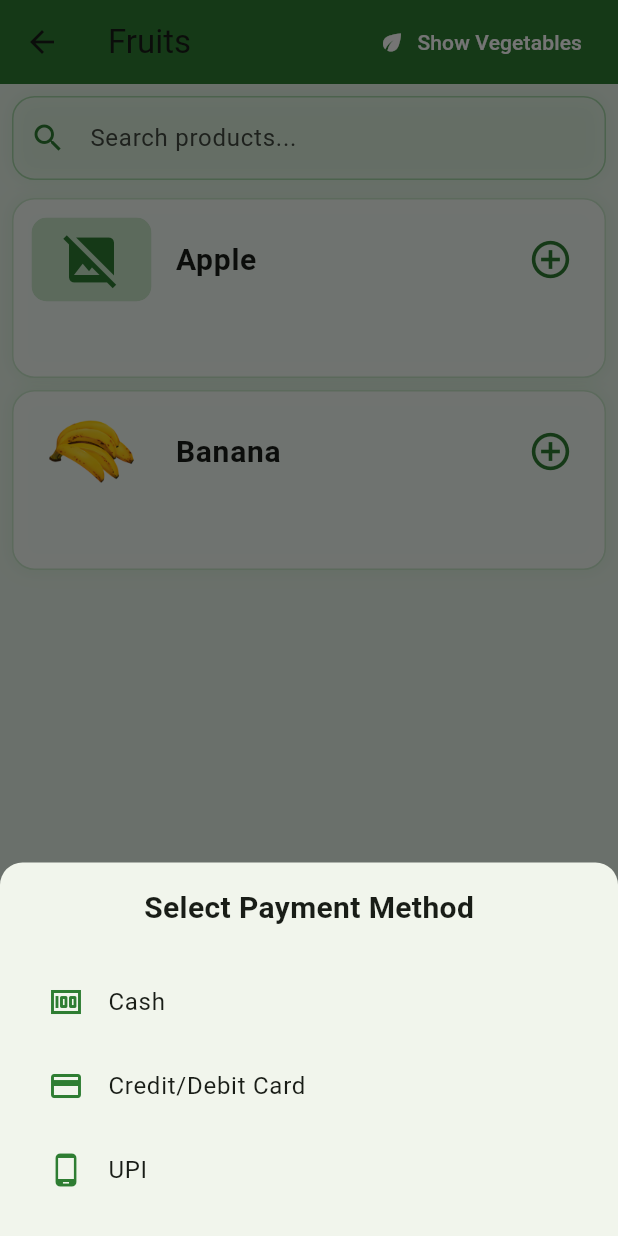
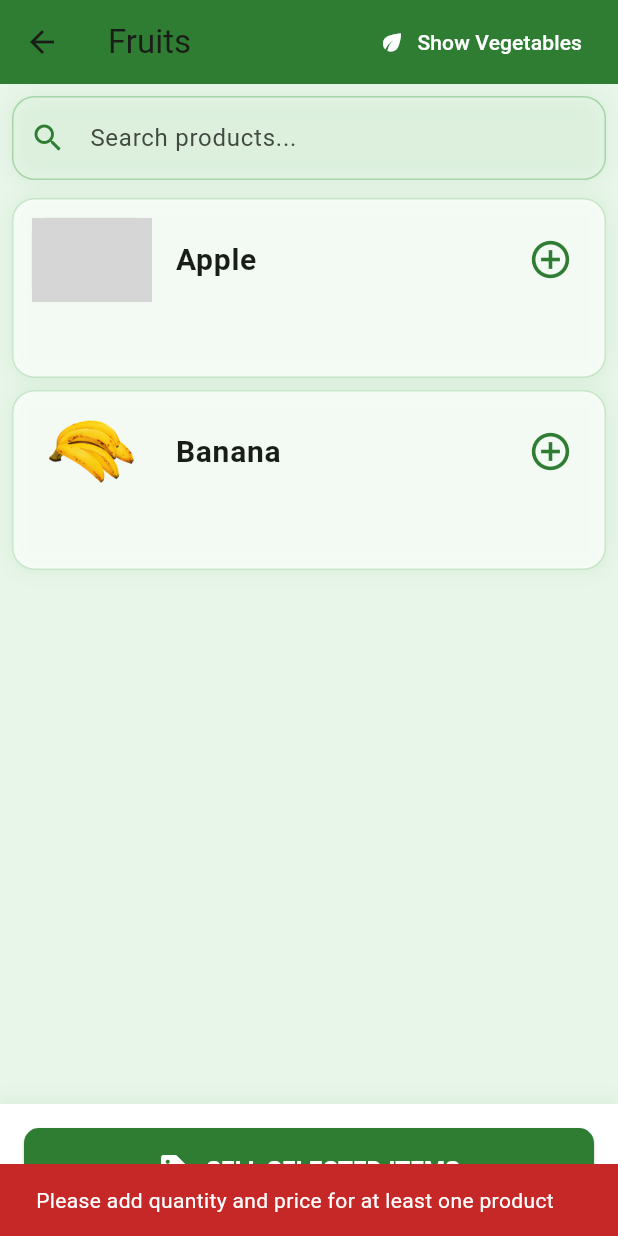
Before and after one commit to tanishq-2208/F2F_Test, a Flutter app: the ProductsScreen screen opened directly, after a tap on "SELL SELECTED ITEMS", on a phone screen of 412 x 824 dp. Run offline on Flutter 3.47's test engine with Material 3 defaults, Android fonts, the light colour scheme and no system bars; our stand-ins replace file_picker, firebase_auth, firebase_core, geolocator, shared_preferences, smooth_page_indicator and 1 more; accounts and stored records are empty; network calls fail; grey boxes are pictures that could not be loaded.

Commit message:
Explore screen (#11)
* changes

* added

```diff
--- a/f2f/lib/main.dart
+++ b/f2f/lib/main.dart
@@ -2,6 +2,7 @@ import 'package:f2f/screens/customer_home_screen.dart';
 import 'package:f2f/screens/farmer_login_screen.dart';
 import 'package:f2f/screens/home_screen.dart';
 import 'package:f2f/screens/my_orders_screen.dart';
+import 'package:f2f/screens/products_screen.dart';
 import 'package:f2f/screens/registration_screen.dart';
 import 'package:f2f/screens/upload_items_screen.dart';
 import 'package:f2f/screens/welcome_screen.dart';
@@ -12,6 +13,9 @@ import 'firebase_options.dart';
 import 'package:f2f/services/language_service.dart';
 import 'package:provider/provider.dart';
 import 'package:flutter_localizations/flutter_localizations.dart';
+
+
+
 
 Future<void> main() async {
   WidgetsFlutterBinding.ensureInitialized();
--- a/f2f/lib/screens/products_screen.dart
+++ b/f2f/lib/screens/products_screen.dart
@@ -30,7 +30,6 @@ class ProductsScreen extends StatefulWidget {
 
 class _ProductsScreenState extends State<ProductsScreen> {
   bool isVegetableSection = false;
-  String? selectedPaymentMethod;
 
   final List<Product> fruits = [
     Product(
@@ -251,7 +250,7 @@ class _ProductsScreenState extends State<ProductsScreen> {
             ),
             child: ElevatedButton.icon(
               onPressed: () {
-                _showPaymentMethodBottomSheet(context);
+                _processSale(context);
               },
               icon: const Icon(Icons.sell, size: 24),
               label: Text(
@@ -275,76 +274,7 @@ class _ProductsScreenState extends State<ProductsScreen> {
     );
   }
 
-  void _showPaymentMethodBottomSheet(BuildContext context) {
-    showModalBottomSheet(
-      context: context,
-      shape: const RoundedRectangleBorder(
-        borderRadius: BorderRadius.vertical(top: Radius.circular(15)),
-      ),
-      builder: (BuildContext context) {
-        return StatefulBuilder(
-          builder: (BuildContext context, StateSetter setModalState) {
-            return Container(
-              padding: const EdgeInsets.all(16.0),
-              child: Column(
-                mainAxisSize: MainAxisSize.min,
-                children: [
-                  Text(
-                    'Select Payment Method'.tr(context),
-                    style: const TextStyle(
-                      fontSize: 20,
-                      fontWeight: FontWeight.bold,
-                    ),
-                  ),
-                  const SizedBox(height: 20),
-                  ListTile(
-                    leading: Icon(Icons.money, color: Colors.green.shade800),
-                    title: Text('Cash'.tr(context)),
-                    onTap: () {
-                      setModalState(() {
-                        selectedPaymentMethod = 'Cash';
-                      });
-                      _processSale(context);
-                    },
-                  ),
-                  ListTile(
-                    leading: Icon(
-                      Icons.credit_card,
-                      color: Colors.green.shade800,
-                    ),
-                    title: Text('Credit/Debit Card'.tr(context)),
-                    onTap: () {
-                      setModalState(() {
-                        selectedPaymentMethod = 'Credit/Debit Card';
-                      });
-                      _processSale(context);
-                    },
-                  ),
-                  ListTile(
-                    leading: Icon(
-                      Icons.phone_android,
-                      color: Colors.green.shade800,
-                    ),
-                    title: Text('UPI'.tr(context)),
-                    onTap: () {
-                      setModalState(() {
-                        selectedPaymentMethod = 'UPI';
-                      });
-                      _processSale(context);
-                    },
-                  ),
-                ],
-              ),
-            );
-          },
-        );
-      },
-    );
-  }
-
   void _processSale(BuildContext context) {
-    Navigator.pop(context); // Close the payment method bottom sheet
-
     double totalAmount = 0;
     bool hasSelectedProducts = false;
 
@@ -359,8 +289,7 @@ class _ProductsScreenState extends State<ProductsScreen> {
       ScaffoldMessenger.of(context).showSnackBar(
         SnackBar(
           content: Text(
-            'Total Sale Amount: ₹$totalAmount - Payment Method: $selectedPaymentMethod'
-                .tr(context),
+            'Total Sale Amount: ₹$totalAmount '.tr(context),
             style: const TextStyle(color: Colors.white),
           ),
           backgroundColor: Colors.green.shade800,
@@ -489,7 +418,7 @@ class _ProductsScreenState extends State<ProductsScreen> {
                   TextField(
                     keyboardType: TextInputType.number,
                     decoration: InputDecoration(
-                      labelText: ('Price per ' + selectedUnit).tr(context),
+                      labelText: ('Price per $selectedUnit').tr(context),
                       border: const OutlineInputBorder(),
                     ),
                     onChanged: (value) {
--- a/f2f/pubspec.yaml
+++ b/f2f/pubspec.yaml
@@ -44,9 +44,11 @@ dependencies:
   multiselect_formfield: ^0.1.7
   carousel_slider: ^4.2.1
   smooth_page_indicator: ^1.1.0
+  video_player: ^2.7.0
   intl: 0.19.0
   firebase_data_connect: ^0.1.0
   firebase_core: ^3.12.1
+
 
 dev_dependencies:
   flutter_test:
@@ -74,7 +76,9 @@ flutter:
   assets:
 
     - assets/images/
+    - assets/videos/
     - assets/translations/
+
 
   # An image asset can refer to one or more resolution-specific "variants", see
   # https://flutter.dev/to/resolution-aware-images
```
Also changed, not shown: f2f/lib/screens/customer_home_screen.dart (+35 -17 lines), f2f/lib/screens/farmer_selection_screen.dart (+5 -2 lines), f2f/lib/screens/my_orders_screen.dart (+24 -0 lines), f2f/lib/screens/reel_screen.dart (added, +214 -0 lines), f2f/lib/widgets/customer_bottom_navigation_bar.dart (added, +44 -0 lines), f2f/pubspec.lock, 4 other files.
